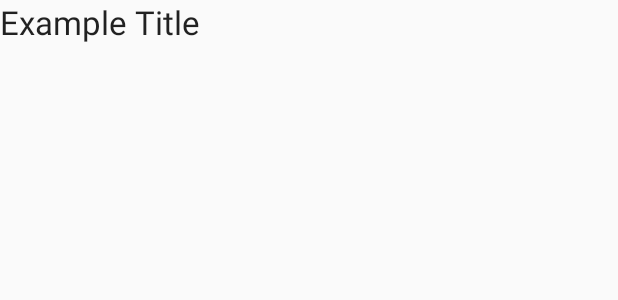
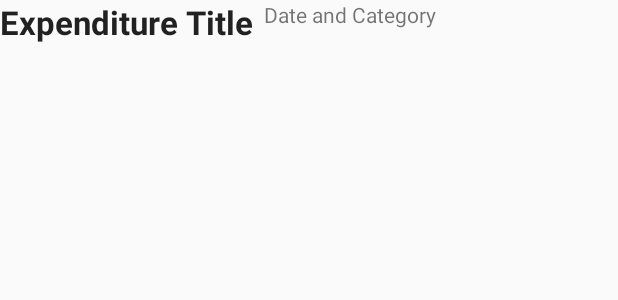
Before and after one commit to MarcioPorto/papramaki, an Android app: the layout history_item.xml on its own in the app's theme, with its tools: preview values and no code run, on a phone screen of 412 x 824 dp. Shown: the top 300 px of the screen. Run offline under Robolectric (Android 15) with nearby library versions, the phone set to English and light mode, and no system bars.

Commit message:
Updated history items to show date and category

```diff
--- a/app/src/main/java/com/papramaki/papramaki/ui/HistoryFragment.java
+++ b/app/src/main/java/com/papramaki/papramaki/ui/HistoryFragment.java
@@ -34,11 +34,6 @@ public class HistoryFragment extends ListFragment {
         super.onCreate(savedInstanceState);
         View rootView = inflater.inflate(R.layout.fragment_history, container, false);
 
-//        expenditureHistory = mDbHelper.getLatestExpenditures();
-//        ArrayAdapter<Expenditure> histAdapter = new HistoryListAdapter(getContext(), expenditureHistory);
-//        ListView myList=(ListView) rootView.findViewById(android.R.id.list);
-//        myList.setAdapter(histAdapter);
-
         mFAB = (FloatingActionButton)rootView.findViewById(R.id.FAB);
         mDbHelper = new DatabaseHelper(getContext());
         mFAB.setOnClickListener(new View.OnClickListener() {
--- a/app/src/main/res/layout/history_item.xml
+++ b/app/src/main/res/layout/history_item.xml
@@ -7,8 +7,18 @@
         android:layout_width="wrap_content"
         android:layout_height="wrap_content"
         android:textAppearance="?android:attr/textAppearanceLarge"
-        android:text="Example Title"
+        android:text="Expenditure Title"
         android:id="@+id/titleTextView"
-        android:layout_gravity="center_horizontal"/>
+        android:layout_gravity="center_horizontal"
+        android:textStyle="bold"/>
+
+    <TextView
+        android:layout_width="wrap_content"
+        android:layout_height="wrap_content"
+        android:textAppearance="?android:attr/textAppearanceSmall"
+        android:text="Date and Category"
+        android:id="@+id/date_and_category_text"
+        android:layout_marginLeft="7dp"/>
+
 
 </LinearLayout>
```
Also changed, not shown: app/src/main/java/com/papramaki/papramaki/adapters/HistoryListAdapter.java (+9 -0 lines).
